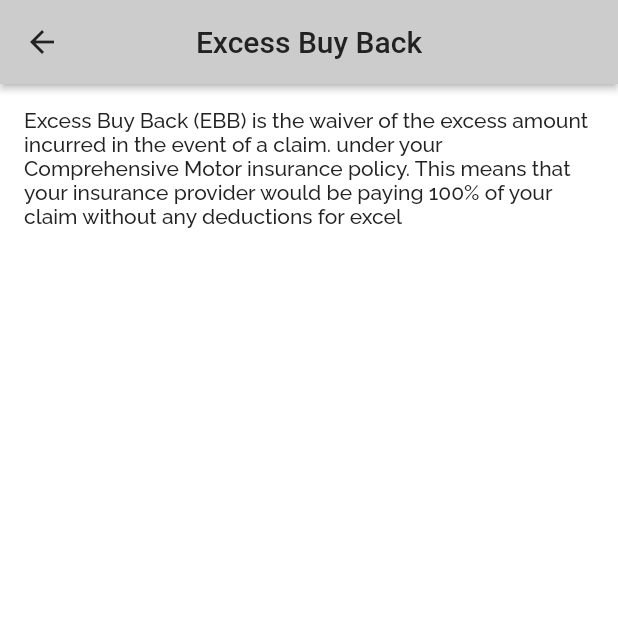
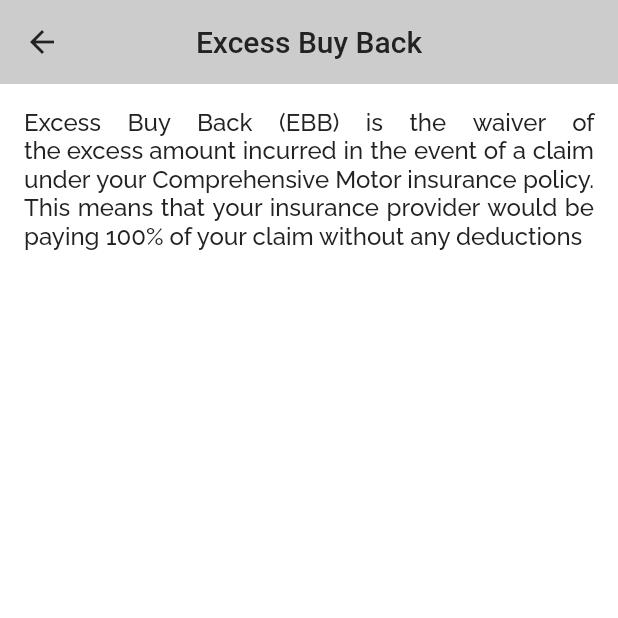
Before and after one commit to Adebanji29/insure-mart, a Flutter app: the InfoPage screen opened directly, on a phone screen of 412 x 824 dp, the top half of it. Run offline on Flutter 3.47's test engine with Material 2 defaults, Android fonts, the phone set to English and light mode, and no system bars; our stand-ins replace cloud_firestore, connectivity_plus, currency_text_input_formatter, double_back_to_close_app, dropdown_button2, firebase_auth and 11 more; missing offline and left inert: flutter_login_facebook, flutter_paystack, shared_preferences_web; accounts and stored records are empty.

```diff
--- a/lib/Payment/payment_page.dart
+++ b/lib/Payment/payment_page.dart
@@ -157,6 +157,7 @@ class MakePayment{
                   "Transaction failed"
               ),
             ));
+
         ref.gotoStep(0);
         Navigator.pushReplacement(context, MaterialPageRoute(builder: (context)=> Main()));
         // Navigator.pop(context);
--- a/lib/computation/computation.dart
+++ b/lib/computation/computation.dart
@@ -196,7 +196,7 @@ class Computation {
 
   void getVehicleLicence(){
     // if(model.vehicletrackinglicence.toString().isNotEmpty){
-      if(model.step3Extensions.contains("Renew Vehicle License")){
+      if(model.step3Extensions.contains("rvl")){
       if (model.carmake=='Acura' && model.carmodel== 'Mdx'){
         vlicence= 4000;
       }
--- a/lib/screen/home/step_six.dart
+++ b/lib/screen/home/step_six.dart
@@ -116,7 +116,7 @@ class _StepSixState extends State<StepSix> {
         const SizedBox(height: 76),
         const Divider(),
         const SizedBox(height: 25),
-        textRow('Amount Insured', widget.model.sumInsured.toString()),
+        textRow('Amount Insured','₦${formatter.format(double.parse(widget.model.sumInsured.toString().replaceAll(RegExp('[^0-9.]'), '')))}'),
         const SizedBox(height: 10),
         textRow('Extensions + Addons',
             widget.model.step3Extensions.toString() != null? widget.model.step3Extensions.length.toString():"0",),
--- a/lib/utils/utils.dart
+++ b/lib/utils/utils.dart
@@ -712,8 +712,8 @@ class Utils{
 
  static List extension_descript= [
     { "name":"Excess Buy Back",
-      "descript":"Excess Buy Back (EBB) is the waiver of the excess amount incurred in the event of a claim. under your Comprehensive Motor insurance policy."
-          " This means that your insurance provider would be paying 100% of your claim without any deductions for excel"
+      "descript":"Excess Buy Back (EBB) is the waiver of the excess amount incurred in the event of a claim under your Comprehensive Motor insurance policy."
+          " This means that your insurance provider would be paying 100% of your claim without any deductions "
     },
 
     {"name":"SRCC",
--- a/lib/widget/bottom_sheet.dart
+++ b/lib/widget/bottom_sheet.dart
@@ -3,6 +3,7 @@ import 'package:insuremart_app/screen/insurance/insurance.dart';
 import 'package:provider/provider.dart';
 
 import '../provider/app_state_manager.dart';
+import '../provider/new_insurance_provider.dart';
 import '../screen/home/new_insurance.dart';
 import '../screen/insurance/renew_policy.dart';
 import '../utils/app_theme.dart';
@@ -10,6 +11,7 @@ import 'boxes.dart';
 import 'buttons.dart';
 
 Future<dynamic> carBottomSheet(BuildContext context) {
+  final insure = context.read<NewInsuranceManager>();
   return showModalBottomSheet(
     context: context,
     builder: (context) => Padding(
@@ -36,6 +38,7 @@ Future<dynamic> carBottomSheet(BuildContext context) {
           LongButton(
             title: 'NEW CAR INSURANCE',
             onPressed: () {
+              insure.clearStep3Extensions();
               Navigator.of(context).pop();
               Navigator.of(context).pushNamed(NewInsurance.route);
             },
--- a/lib/widget/info_screen.dart
+++ b/lib/widget/info_screen.dart
@@ -11,7 +11,7 @@ class InfoPage extends StatelessWidget {
   Widget build(BuildContext context) {
     return Scaffold(
       appBar: AppBar(
-        elevation: 2,
+        elevation: 0,
         backgroundColor: InsuremartColor.white3,
         title: Text(title),
         centerTitle: true,
@@ -23,13 +23,11 @@ class InfoPage extends StatelessWidget {
           children: [
             Padding(
               padding: const EdgeInsets.all(8.0),
-              child: Align(
-                alignment: Alignment.centerRight,
-                child: Text(
-                  message,
-                  style: const TextStyle(
-                    fontSize: 14,
-                  ),
+              child: Text(
+                message,
+                textAlign: TextAlign.justify,
+                style:  TextStyle(
+                  fontSize: 16,
                 ),
               ),
             ),
```
Also changed, not shown: lib/provider/new_insurance_provider.dart (+32 -4 lines), lib/screen/home/step_five.dart (+3 -5 lines), lib/screen/home/step_three.dart (+52 -17 lines), 1 other file.
